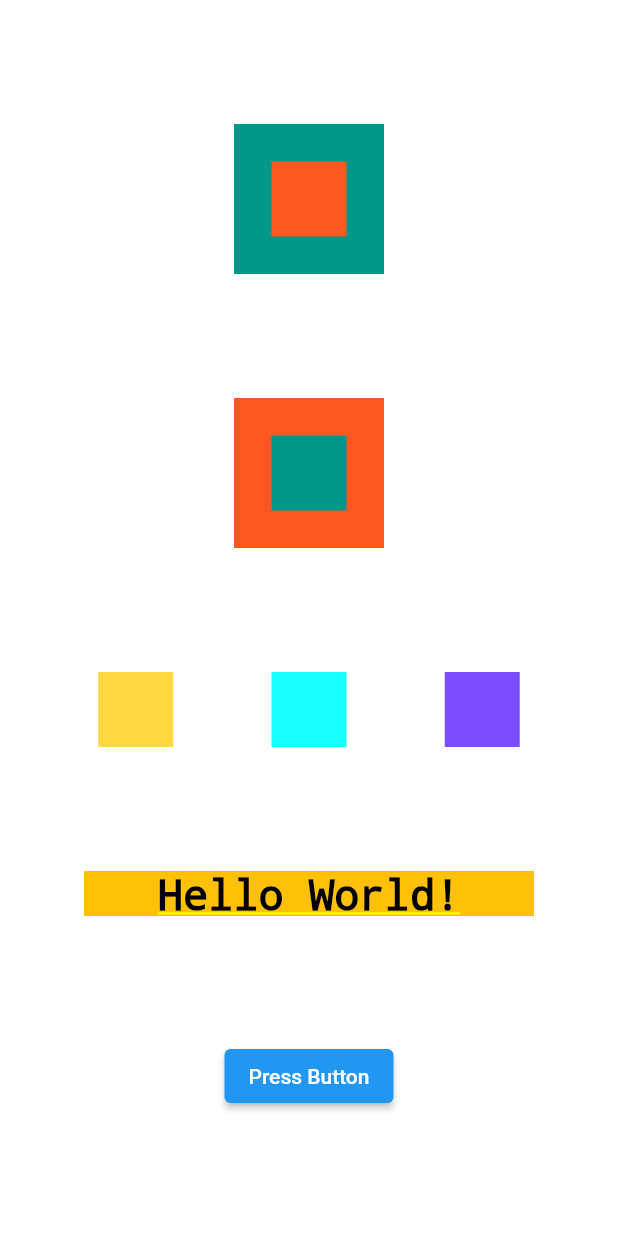
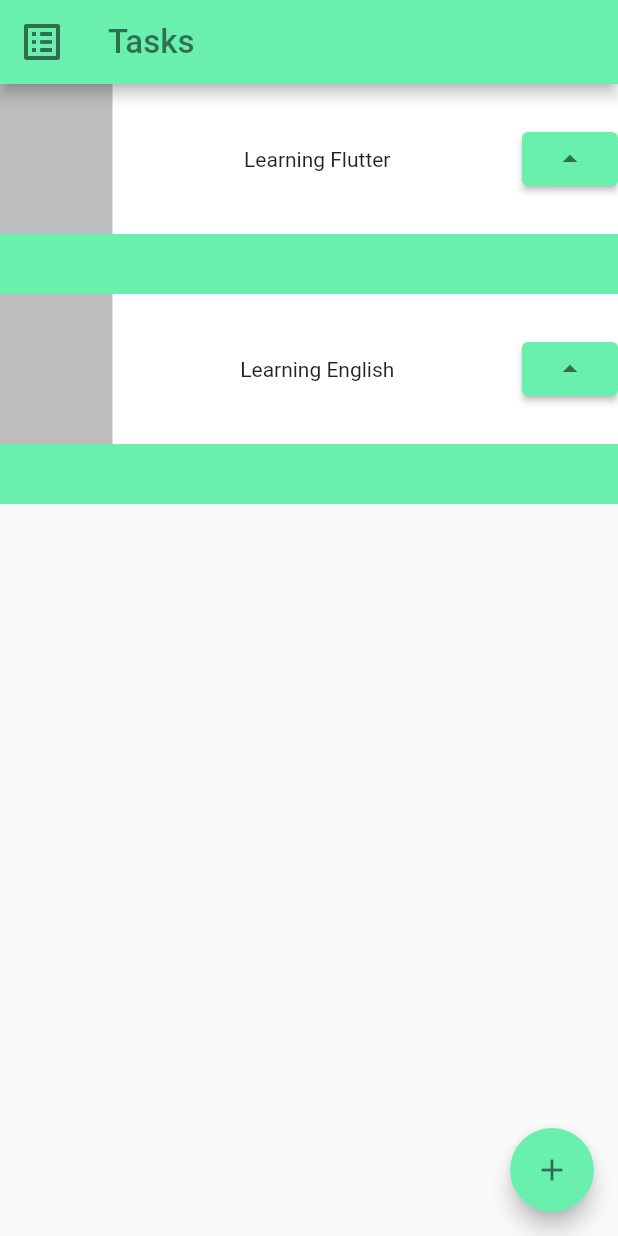
Before and after one commit to antoniolisboa/first_project, a Flutter app: the screen it shows after launch, on a phone screen of 412 x 824 dp. Run offline on Flutter 3.47's test engine with Material 2 defaults, Android fonts, the phone set to English and light mode, and no system bars.

Commit message:
[Projeto Task List] Criando meus próprios Widgets estáticos através da classe StatellesWidget

```diff
--- a/lib/main.dart
+++ b/lib/main.dart
@@ -14,84 +14,87 @@ class MyApp extends StatelessWidget {
       debugShowCheckedModeBanner: false,
       title: 'Flutter Demo',
       theme: ThemeData(
-        primarySwatch: Colors.blue,
+        primarySwatch: Colors.green,
       ),
-      home: Container(
-        color: Colors.white,
-        child: Column(
-          mainAxisAlignment: MainAxisAlignment.spaceEvenly,
-          crossAxisAlignment: CrossAxisAlignment.center,
+      home: Scaffold(
+        appBar: AppBar(
+          backgroundColor: Colors.greenAccent,
+          leading: const Icon(
+            Icons.list_alt,
+            color: Colors.black54,
+            size: 32,
+          ),
+          title: const Text(
+            'Tasks',
+            style: TextStyle(
+              color: Colors.black54,
+              fontSize: 22,
+            ),
+          ),
+        ),
+        body: Column(
           children: [
-            Stack(
-              alignment: AlignmentDirectional.center,
-              children: [
-                Container(
-                  color: Colors.teal,
-                  height: 100,
-                  width: 100,
-                ),
-                Container(
-                  color: Colors.deepOrange,
-                  height: 50,
-                  width: 50,
-                ),
-              ],
-            ),
-            Stack(
-              alignment: AlignmentDirectional.center,
-              children: [
-                Container(
-                  color: Colors.deepOrange,
-                  height: 100,
-                  width: 100,
-                ),
-                Container(
-                  color: Colors.teal,
-                  height: 50,
-                  width: 50,
-                ),
-              ],
-            ),
-            Row(
-              mainAxisAlignment: MainAxisAlignment.spaceEvenly,
-              children: [
-                Container(
-                  color: Colors.amberAccent,
-                  height: 50,
-                  width: 50,
-                ),
-                Container(
-                  color: Colors.cyanAccent,
-                  height: 50,
-                  width: 50,
-                ),
-                Container(
-                  color: Colors.deepPurpleAccent,
-                  height: 50,
-                  width: 50,
-                ),
-              ],
-            ),
-            Container(
-              color: Colors.amber,
-              height: 30,
-              width: 300,
-              child: const Text(
-                'Hello World!',
-                textAlign: TextAlign.center,
-                style: TextStyle(
-                  fontSize: 28,
-                  color: Colors.black,
-                ),
-              ),
-            ),
-            ElevatedButton(
-              onPressed: () => print('Pressed Button'),
-              child: const Text('Press Button'),
-            )
+            Task(taskName: 'Learning Flutter'),
+            Task(taskName: 'Learning English',),
           ],
+        ),
+        floatingActionButton: FloatingActionButton(
+          backgroundColor: Colors.greenAccent,
+          onPressed: () {},
+          child: const Icon(
+            Icons.add,
+            color: Colors.black54,
+          ),
         ),
       ),
     );
   }
 }
+
+class Task extends StatelessWidget {
+  final String taskName;
+
+  const Task({required this.taskName, Key? key}) : super(key: key);
+
+  @override
+  Widget build(BuildContext context) {
+    return Container(
+      color: Colors.white,
+      child: Stack(
+        children: [
+          Container(
+            color: Colors.greenAccent,
+            height: 140,
+          ),
+          Container(
+            color: Colors.white,
+            height: 100,
+            child: Row(
+              mainAxisAlignment: MainAxisAlignment.spaceBetween,
+              children: [
+                Container(
+                  color: Colors.black26,
+                  height: 100,
+                  width: 75,
+                ),
+                Text(taskName),
+                ElevatedButton(
+                  onPressed: () {},
+                  style: const ButtonStyle(
+                    backgroundColor: MaterialStatePropertyAll<Color>(
+                      Colors.greenAccent,
+                    ),
+                  ),
+                  child: const Icon(
+                    Icons.arrow_drop_up,
+                    color: Colors.black54,
+                  ),
+                )
+              ],
+            ),
+          )
+        ],
+      ),
+    );
+  }
+}
```
Also changed, not shown: lib/my_first_screen.dart (added, +76 -0 lines).
